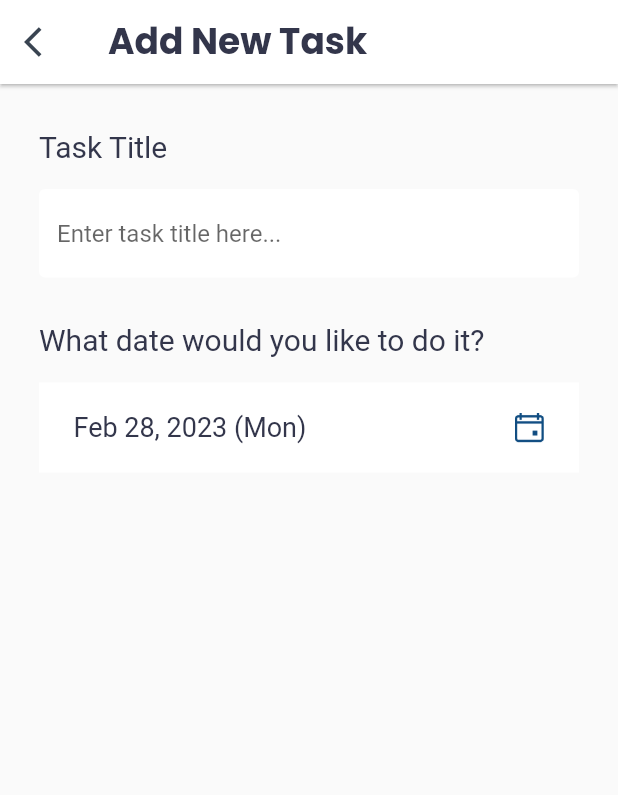
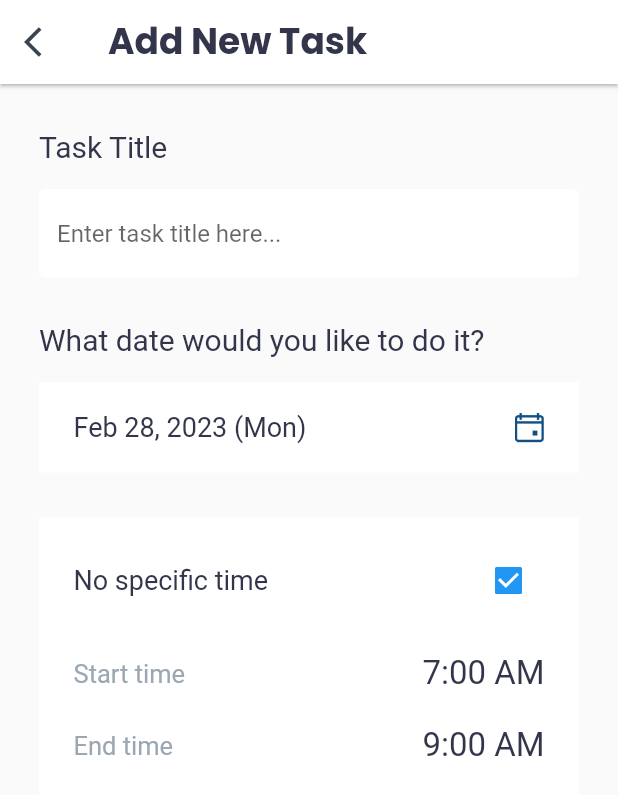
Before and after one commit to sajad-io/any.task, a Flutter app: the screen it shows after launch, on a phone screen of 412 x 824 dp. Shown: the top 795 px of the screen. Run offline on Flutter 3.47's test engine with Material 2 defaults, Android fonts, the light colour scheme and no system bars; our stand-ins replace google_fonts.

Commit message:
lib/add_task_page/add_task_page: Start time, end time UI

```diff
--- a/lib/add_task_page/add_task_page.dart
+++ b/lib/add_task_page/add_task_page.dart
@@ -85,6 +85,73 @@ class AddTaskPage extends StatelessWidget {
               ),
             ),
             // time section
+            SizedBox(height: 30),
+            Container(
+              width: double.infinity,
+              height: 187,
+              color: Color(0xFFFFFFFF),
+              padding: EdgeInsets.symmetric(horizontal: 23, vertical: 18),
+              child: Column(
+                children: [
+                  Row(
+                    children: [
+                      // No specific time
+                      Text(
+                        'No specific time',
+                        style: GoogleFonts.roboto(
+                          fontSize: 18,
+                          color: Color(0xFF33364B),
+                        ),
+                      ),
+                      Spacer(),
+                      Checkbox(value: true, onChanged: (value) {}),
+                    ],
+                  ),
+                  SizedBox(height: 25),
+                  // start time
+                  Row(
+                    children: [
+                      Text(
+                        'Start time',
+                        style: GoogleFonts.roboto(
+                          fontSize: 17,
+                          color: Color(0xFF9BA7B2),
+                        ),
+                      ),
+                      Spacer(),
+                      Text(
+                        '7:00 AM',
+                        style: GoogleFonts.roboto(
+                          fontSize: 22,
+                          color: Color(0xFF33364B),
+                        ),
+                      ),
+                    ],
+                  ),
+                  SizedBox(height: 22),
+                  // end time
+                  Row(
+                    children: [
+                      Text(
+                        'End time',
+                        style: GoogleFonts.roboto(
+                          fontSize: 17,
+                          color: Color(0xFF9BA7B2),
+                        ),
+                      ),
+                      Spacer(),
+                      Text(
+                        '9:00 AM',
+                        style: GoogleFonts.roboto(
+                          fontSize: 22,
+                          color: Color(0xFF33364B),
+                        ),
+                      ),
+                    ],
+                  ),
+                ],
+              ),
+            )
           ],
         ),
       ),
```
